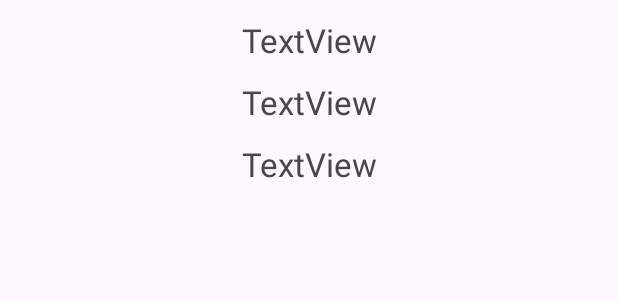
After one commit to SerapErcel/UrunSiparisUygulamasi, an Android app: the layout cart_list_item.xml on its own in the app's theme, with its tools: preview values and no code run, on a phone screen of 412 x 824 dp. The commit adds this screen. Shown: the top 300 px of the screen. Run offline under Robolectric (Android 15) with nearby library versions, the phone set to English and light mode, and no system bars.

Commit message:
Update cart

```diff
--- /dev/null
+++ b/app/src/main/res/layout/cart_list_item.xml
@@ -0,0 +1,34 @@
+<?xml version="1.0" encoding="utf-8"?>
+<LinearLayout xmlns:android="http://schemas.android.com/apk/res/android"
+    xmlns:tools="http://schemas.android.com/tools"
+    android:layout_width="match_parent"
+    android:layout_height="match_parent"
+    android:orientation="vertical">
+
+    <TextView
+        android:id="@+id/textView"
+        android:layout_width="match_parent"
+        android:layout_height="wrap_content"
+        android:layout_marginTop="12dp"
+        android:textAlignment="center"
+        android:textSize="22sp"
+        tools:text="TextView" />
+
+    <TextView
+        android:id="@+id/textView2"
+        android:layout_width="match_parent"
+        android:layout_height="wrap_content"
+        android:layout_marginTop="12dp"
+        android:textAlignment="center"
+        android:textSize="22sp"
+        tools:text="TextView" />
+
+    <TextView
+        android:id="@+id/textView3"
+        android:layout_width="match_parent"
+        android:layout_height="wrap_content"
+        android:layout_marginTop="12dp"
+        android:textAlignment="center"
+        android:textSize="22sp"
+        tools:text="TextView" />
+</LinearLayout>
--- a/app/src/main/res/values/strings.xml
+++ b/app/src/main/res/values/strings.xml
@@ -2,4 +2,5 @@
     <string name="app_name">UrunSiparisUygulamasi</string>
     <string name="sepeti_goruntule">Sepeti Görüntüle</string>
     <string name="sepete_ekle">Sepete Ekle</string>
+    <string name="sepetim">Sepetim</string>
 </resources>
```
Also changed, not shown: app/src/main/java/com/serapercel/urunsiparisuygulamasi/adapter/CartCustomAdapter.kt (+9 -7 lines), app/src/main/res/layout/activity_cart.xml (+15 -1 lines).
